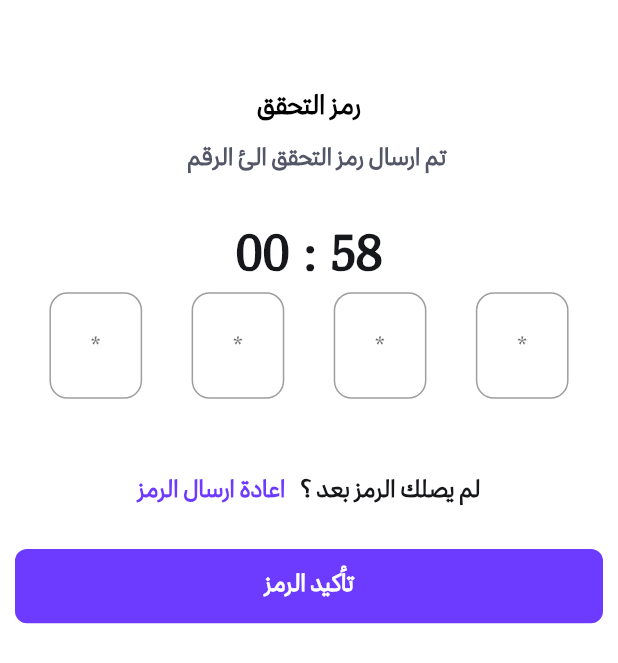
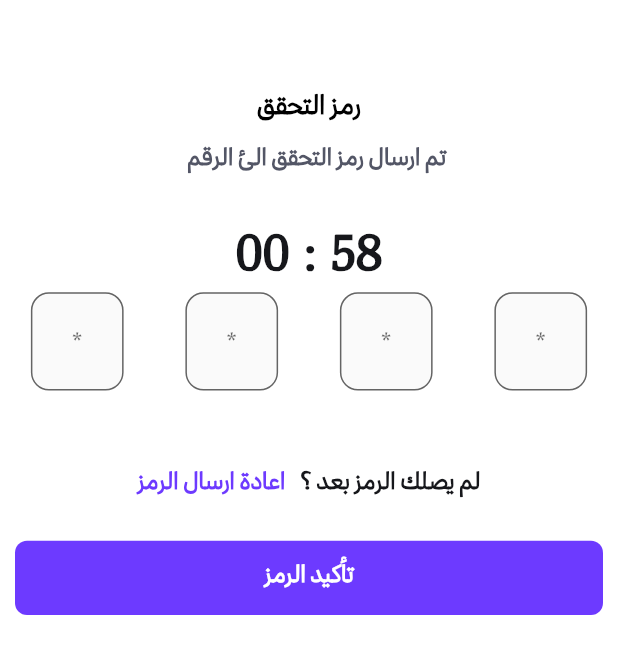
Before and after one commit to IbrahimWad/freeTaxi, a Flutter app: the Verfication screen opened by its route, after a tap on "اعادة ارسال الرمز", on a phone screen of 412 x 824 dp. Shown: the top 663 px of the screen. Run offline on Flutter 3.47's test engine with Material 2 defaults, Android fonts, the phone set to English and light mode, and no system bars; our stand-ins replace dio, flutter_form_builder, flutter_svg, get, get_storage, iconsax and 2 more; missing offline and left inert: alt_sms_autofill; accounts and stored records are empty; network calls fail.

Commit message:
edit some stuff

```diff
--- a/freetaxi/lib/screen/auth/verfication.dart
+++ b/freetaxi/lib/screen/auth/verfication.dart
@@ -75,20 +75,34 @@ class Verfication extends StatelessWidget {
                   ],
                 ),
                 Row(
-                    mainAxisAlignment: MainAxisAlignment.spaceEvenly,
+                    mainAxisAlignment: MainAxisAlignment.spaceAround,
                     children: [
                       OtpTextformFiled(
                           onChanged: (value) {
-                            FocusScope.of(context).nextFocus();
+                            Get.closeCurrentSnackbar();
+                            // FocusScope.of(context).nextFocus();
                           },
                           validator: (value) {
                             controller.validateOtp(value);
                           },
-                          controller: controller.otpController1!,
+                          controller: controller.otpController4!,
                           color: primary),
                       OtpTextformFiled(
                           onChanged: (value) {
-                            FocusScope.of(context).nextFocus();
+                            Get.closeCurrentSnackbar();
+
+                            //  FocusScope.of(context).nextFocus();
+                          },
+                          validator: (value) {
+                            controller.validateOtp(value);
+                          },
+                          controller: controller.otpController3!,
+                          color: primary),
+                      OtpTextformFiled(
+                          onChanged: (value) {
+                            Get.closeCurrentSnackbar();
+
+                            // FocusScope.of(context).nextFocus();
                           },
                           validator: (value) {
                             controller.validateOtp(value);
@@ -97,21 +111,14 @@ class Verfication extends StatelessWidget {
                           color: primary),
                       OtpTextformFiled(
                           onChanged: (value) {
-                            FocusScope.of(context).nextFocus();
+                            Get.closeCurrentSnackbar();
+
+                            // FocusScope.of(context).nextFocus();
                           },
                           validator: (value) {
                             controller.validateOtp(value);
                           },
-                          controller: controller.otpController3!,
-                          color: primary),
-                      OtpTextformFiled(
-                          onChanged: (value) {
-                            FocusScope.of(context).nextFocus();
-                          },
-                          validator: (value) {
-                            controller.validateOtp(value);
-                          },
-                          controller: controller.otpController4!,
+                          controller: controller.otpController1!,
                           color: primary),
                     ]),
 
@@ -120,12 +127,15 @@ class Verfication extends StatelessWidget {
                 ),
                 Row(mainAxisAlignment: MainAxisAlignment.center, children: [
                   CustomText(text: 'لم يصلك الرمز بعد ؟'),
-                  InkWell(
-                      onTap: () {
-                        controller.resend();
+                  GestureDetector(
+                      onTap: controller.seconds != 59
+                          ? null
+                          : () {
+                              Get.closeCurrentSnackbar();
 
-                        print('error');
-                      },
+                              controller.resend();
+                              print('error');
+                            },
                       child: CustomText(
                         text: 'اعادة ارسال الرمز',
                         color: primary,
--- a/freetaxi/lib/widget/customText.dart
+++ b/freetaxi/lib/widget/customText.dart
@@ -32,6 +32,7 @@ class CustomText extends StatelessWidget {
           fontSize: fontsize,
           height: height,
         ),
+        textDirection: TextDirection.ltr,
       ),
     );
   }
--- a/freetaxi/lib/widget/otptextformfield.dart
+++ b/freetaxi/lib/widget/otptextformfield.dart
@@ -1,5 +1,6 @@
 import 'package:flutter/material.dart';
 import 'package:flutter/services.dart';
+import 'package:freetaxi/widget/constant/colors/backgrondColor.dart';
 import 'package:get/get.dart';
 
 class OtpTextformFiled extends StatelessWidget {
@@ -22,7 +23,6 @@ class OtpTextformFiled extends StatelessWidget {
     return Container(
       width: Get.width * 0.15,
       child: TextFormField(
-        textInputAction: TextInputAction.next,
         inputFormatters: [
           LengthLimitingTextInputFormatter(1),
           FilteringTextInputFormatter.digitsOnly,
@@ -34,6 +34,10 @@ class OtpTextformFiled extends StatelessWidget {
         onChanged: onChanged,
         onSaved: onsave,
         decoration: InputDecoration(
+          fillColor: bg_input,
+          filled: true,
+          isDense: true,
+          contentPadding: EdgeInsets.fromLTRB(10, 17.25, 10, 17.25),
           focusedBorder: OutlineInputBorder(
             borderRadius: BorderRadius.circular(12),
             borderSide: BorderSide(color: color),
```
Also changed, not shown: 2 other files.
